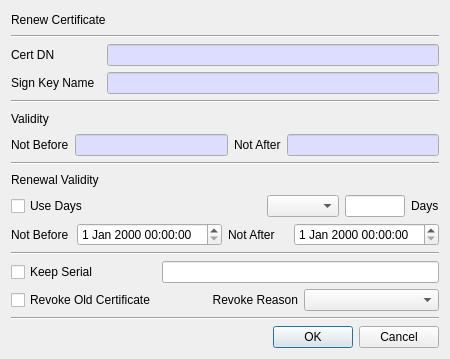
Old version of the form CertMan/renew_cert_dlg.ui in the repository jykim74/CertMan.
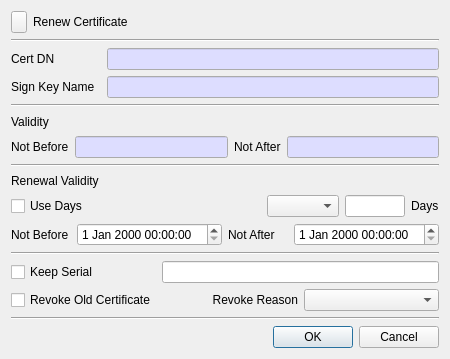
New version of the form. Icons and pictures are not drawn.

The edit to the form file:
```diff
--- a/CertMan/renew_cert_dlg.ui
+++ b/CertMan/renew_cert_dlg.ui
@@ -15,11 +15,41 @@
   </property>
   <layout class="QVBoxLayout" name="verticalLayout">
    <item>
-    <widget class="QLabel" name="label">
-     <property name="text">
-      <string>Renew Certificate</string>
+    <layout class="QGridLayout" name="gridLayout_3">
+     <property name="topMargin">
+      <number>0</number>
      </property>
-    </widget>
+     <item row="0" column="1">
+      <widget class="QLabel" name="label">
+       <property name="text">
+        <string>Renew Certificate</string>
+       </property>
+      </widget>
+     </item>
+     <item row="0" column="0">
+      <widget class="QPushButton" name="pushButton">
+       <property name="minimumSize">
+        <size>
+         <width>16</width>
+         <height>0</height>
+        </size>
+       </property>
+       <property name="maximumSize">
+        <size>
+         <width>16</width>
+         <height>16777215</height>
+        </size>
+       </property>
+       <property name="text">
+        <string/>
+       </property>
+       <property name="icon">
+        <iconset resource="certman.qrc">
+         <normaloff>:/images/cert.png</normaloff>:/images/cert.png</iconset>
+       </property>
+      </widget>
+     </item>
+    </layout>
    </item>
    <item>
     <widget class="Line" name="line">
```
Left out of the diff: 4 changed lines with no effect on the pictures.
